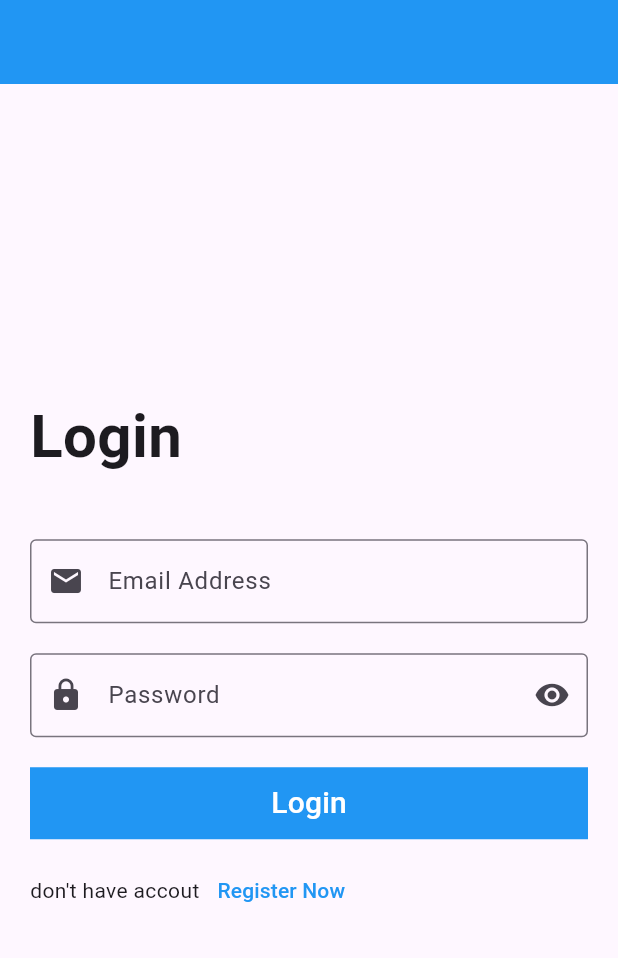
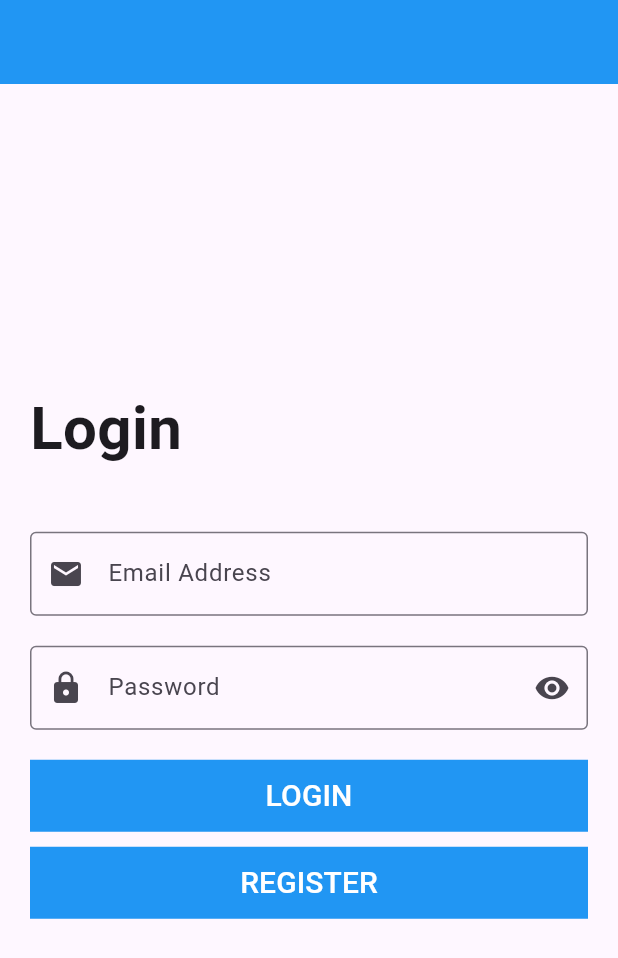
Before and after one commit to alaaashraf6/flutter_learning, a Flutter app: the screen it shows after launch, on a phone screen of 412 x 824 dp. Shown: the top 958 px of the screen. Run offline on Flutter 3.47's test engine with Material 3 defaults, Android fonts, the light colour scheme and no system bars.

Commit message:
add custom btn component

```diff
--- a/lib/modules/login/login_screen.dart
+++ b/lib/modules/login/login_screen.dart
@@ -1,13 +1,14 @@
 import 'dart:developer';
 
 import 'package:flutter/material.dart';
+import 'package:learning_app_on_udemy/shared/components/components.dart';
 
 class LoginScreen extends StatelessWidget {
   LoginScreen({super.key});
 
   final emailController = TextEditingController();
   final passwordController = TextEditingController();
-
+var formKey = GlobalKey<FormState>();
   @override
   Widget build(BuildContext context) {
     return Scaffold(
@@ -18,6 +19,8 @@ class LoginScreen extends StatelessWidget {
         padding: const EdgeInsets.all(20),
         child: Center(
           child: SingleChildScrollView(
+            child: Form(
+              key: formKey ,
               child: Column(
                 crossAxisAlignment: CrossAxisAlignment.start,
                 children: [
@@ -40,6 +43,15 @@ class LoginScreen extends StatelessWidget {
                     onChanged: (value) {
                       // log(value);
                     },
+                    validator: (value){
+                      if ( value ==  null ||  value.isEmpty) {
+                        return 'email address is requird';
+
+                      }
+                      return null;
+
+
+                    },
                     decoration: const InputDecoration(
                         labelText: 'Email Address',
                         border: OutlineInputBorder(),
@@ -58,6 +70,14 @@ class LoginScreen extends StatelessWidget {
                     onChanged: (value) {
                       // log(value);
                     },
+                    validator: (value){
+                      if (value== null|| value.isEmpty ) {
+                        return 'the password id required';
+
+                      }
+                      return null ;
+
+                    },
                     decoration: const InputDecoration(
                         labelText: 'Password',
                         border: OutlineInputBorder(),
@@ -67,35 +87,42 @@ class LoginScreen extends StatelessWidget {
                   const SizedBox(
                     height: 20,
                   ),
-                Container(
+                  defaultButtom(
+                      title: 'Login',
+                      bgColor: Colors.blue,
                       width: double.infinity,
-                  color: Colors.blue,
-                  child: MaterialButton(
                       onPressed: () {
-                      log(emailController.toString());
-                      log(passwordController.toString());
-                    },
-                    child: const Text(
-                      'Login',
-                      style: TextStyle(fontSize: 20, color: Colors.white),
-                    ),
-                  ),
-                ),
+                        if (formKey.currentState?.validate() ?? false) {
+                        log(emailController.text);
+
+                        }
+                      }),
                   const SizedBox(
                     height: 10,
                   ),
-                Row(
-                  children: [
-                    const Text('don\'t have accout'),
-                    TextButton(
-                        onPressed: () {},
-                        child: const Text(
-                          'Register Now',
-                          style: TextStyle(color: Colors.blue),
-                        ))
+                  defaultButtom(
+                      title: 'Register',
+                      bgColor: Colors.blue,
+                      width: double.infinity,
+                      onPressed: () {
+                        log(passwordController.text);
+                      }),
+                  const SizedBox(
+                    height: 10,
+                  ),
+                  // Row(
+                  //   children: [
+                  //     const Text('don\'t have accout'),
+                  //     TextButton(
+                  //         onPressed: () {},
+                  //         child: const Text(
+                  //           'Register Now',
+                  //           style: TextStyle(color: Colors.blue),
+                  //         ))
+                  //   ],
+                  // )
                 ],
-                )
-              ],
+              ),
             ),
           ),
         ),
--- a/lib/shared/components/components.dart
+++ b/lib/shared/components/components.dart
@@ -1,5 +1,15 @@
+import 'dart:developer';
+
 import 'package:flutter/material.dart';
 
-Widget  defaultButtom  ()=> Container(
-
-);
+Widget defaultButtom({bgColor, title, onPressed, width}) => Container(
+      width: width,
+      color: bgColor,
+      child: MaterialButton(
+        onPressed: onPressed,
+        child: Text(
+          title.toString().toUpperCase(),
+          style: const TextStyle(fontSize: 20, color: Colors.white),
+        ),
+      ),
+    );
```
Lines whose indentation alone changed are shown as unchanged.
